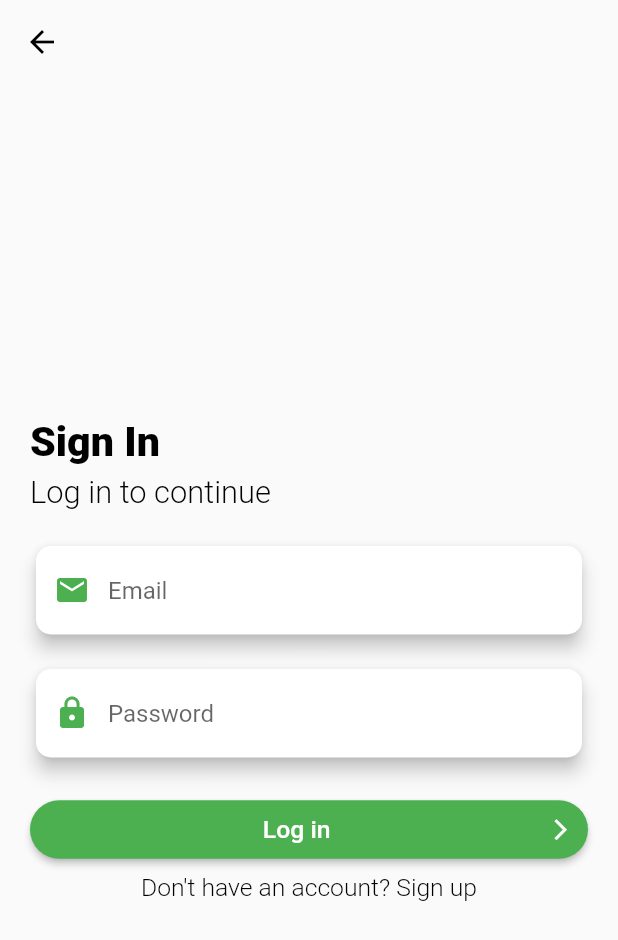
After one commit to Becca-Saka/Shared-Status-Downloader, a Flutter app: the screen it shows after launch, item 2 of the bottom bar chosen, after a tap on "Sign In", on a phone screen of 412 x 824 dp. The commit adds this screen. Shown: the top 940 px of the screen. Run offline on Flutter 3.47's test engine with Material 2 defaults, Android fonts, the light colour scheme and no system bars; our stand-ins replace cloud_firestore, firebase_auth, firebase_core, firebase_storage, image_gallery_saver, permission_handler and 3 more; missing offline and left inert: video_thumbnail, wc_flutter_share; accounts and stored records are empty.

Commit message:
added auth

```diff
--- a/lib/main.dart
+++ b/lib/main.dart
@@ -1,7 +1,10 @@
+import 'package:firebase_core/firebase_core.dart';
 import 'package:flutter/material.dart';
 import 'package:status_downloader/views/main/main_view.dart';
 
-void main() {
+void main() async {
+  WidgetsFlutterBinding.ensureInitialized();
+  await Firebase.initializeApp();
   runApp(MyApp());
 }
 
@@ -15,7 +18,7 @@ class MyApp extends StatelessWidget {
         primaryColor: Colors.green,
         visualDensity: VisualDensity.adaptivePlatformDensity,
       ),
-      darkTheme: ThemeData.dark(),
+      // darkTheme: ThemeData.dark(),
       home: MainView(),
     );
   }
--- /dev/null
+++ b/lib/services/authentication.dart
@@ -0,0 +1,163 @@
+import 'dart:async';
+import 'package:cloud_firestore/cloud_firestore.dart';
+// import 'package:fipple/auth/user_details.dart';
+import 'package:firebase_auth/firebase_auth.dart';
+// import 'package:google_sign_in/google_sign_in.dart';
+// import 'package:flutter_facebook_login/flutter_facebook_login.dart';
+
+
+
+class AuthService{
+  final FirebaseAuth _fireBaseAuth = FirebaseAuth.instance;
+  // final GoogleSignIn _googleSignIn = GoogleSignIn();
+  // final fbLog = FacebookLogin();
+  // void saveUser(UserDetails userDetails) {
+  //   Firestore.instance
+  //       .collection("Users")
+  //       .document(userDetails.uid)
+  //       .setData(userDetails.createMap());
+  // }
+
+  // Future<FirebaseUser> getCurrentUser() async {
+  //   FirebaseUser user = await _fireBaseAuth.();
+  //   return user;
+  // }
+
+  // Future<String> getUser() async {
+  //   FirebaseUser user = await _fireBaseAuth.currentUser();
+  //   return user.uid;
+  // }
+
+  // Future<void> sendEmailVerification() async {
+  //   FirebaseUser user = await _fireBaseAuth.currentUser();
+  //   user.sendEmailVerification();
+  // }
+
+  // Future<bool> isEmailVerified() async {
+  //   FirebaseUser user = await _fireBaseAuth.currentUser();
+  //   return user.isEmailVerified;
+  // }
+
+  // Future<void> changePassword(String password) async {
+  //   FirebaseUser user = await _fireBaseAuth.currentUser();
+  //   user.updatePassword(password).then((_) {
+  //     print('Password changed');
+  //   }).catchError((error) {
+  //     print('Password can\'t be changed' + error.toString());
+  //   });
+  //   return null;
+  // }
+
+  // Future<void> deleteUser() async {
+  //   FirebaseUser user = await _fireBaseAuth.currentUser();
+  //   user.delete().then((_) {
+  //     print('Done');
+  //   }).catchError((error) {
+  //     print('User can\'t be changed' + error.toString());
+  //   });
+  //   return null;
+  // }
+
+  Future<void> sendPasswordResetEmail(String email) async {
+    await _fireBaseAuth.sendPasswordResetEmail(email: email);
+    return null;
+  }
+
+  bool isSignIn() {
+    final firebaseUser =  _fireBaseAuth.currentUser;
+
+    return firebaseUser!=null;
+  }
+
+  Future<void> signUp(String email, String password) async {
+    try{
+     final result = await _fireBaseAuth.createUserWithEmailAndPassword(
+        email: email, password: password);
+
+      print(result);
+
+
+
+
+    }catch(e){
+
+
+    }
+
+    // UserUpdateInfo update  = UserUpdateInfo();
+    //  update.displayName = username;
+    //  await user.updateProfile(update);
+    //  await user.reload();
+    //  UserDetails userDetails = UserDetails(name: username,
+    //     uid: user.uid, email: user.email);
+    // return userDetails;
+  }
+
+  Future<String> signInUser(String email, String password) async {
+    FirebaseUser user;
+    String errorMessage;
+    //todo:handle try and catch(error messages generally)
+    try{
+      await _fireBaseAuth.signInWithEmailAndPassword(
+          email: email, password: password);
+      // user = await getCurrentUser();
+    }catch(error){
+      switch(error.code){
+        case "ERROR_INVALID_EMAIL":
+          errorMessage = "Invalid email";
+          break;
+      }
+    }
+
+    return user.uid;
+  }
+
+  Future<void> signOut() async => _fireBaseAuth.signOut();
+
+  // Future<UserDetails> fbSignin(BuildContext context) async {
+  //   final FacebookLoginResult result =
+  //   await fbLog.logIn(['email', 'public profile']);
+  //   final AuthCredential credential = FacebookAuthProvider.getCredential();
+
+  //   final AuthResult authResult = await _fireBaseAuth.signInWithCredential(
+  //       credential);
+  //   final FirebaseUser user = authResult.user;
+
+  //   UserDetails userDetails = UserDetails(name: user.displayName,
+  //       uid: user.uid, email: user.email, photoUrl: user.photoUrl);
+  //   return userDetails;
+  // }
+
+  // Future<void> signOutFacebook() async {
+  //   await fbLog.logOut();
+  // }
+
+  // Future<UserDetails> signWithGoogle() async {
+  //   final GoogleSignInAccount googleSignInAccount = await _googleSignIn.signIn();
+  //   final GoogleSignInAuthentication googleSignInAuthentication =
+  //   await googleSignInAccount.authentication;
+  //   final AuthCredential credential = GoogleAuthProvider.getCredential(
+  //       idToken: googleSignInAuthentication.idToken,
+  //       accessToken: googleSignInAuthentication.accessToken);
+  //   final AuthResult authResult = await _fireBaseAuth.signInWithCredential(
+  //       credential);
+  //   final FirebaseUser user = authResult.user;
+
+
+  //   assert(!user.isAnonymous);
+  //   assert(await user.getIdToken() != null);
+
+  //   final FirebaseUser currentUser = await _fireBaseAuth.currentUser();
+  //   assert(user.uid == currentUser.uid);
+  //   UserDetails userDetails = UserDetails(name: user.displayName,
+  //       uid: user.uid, email: user.email, photoUrl: user.photoUrl);
+  //   return userDetails;
+  // }
+
+  // Future<void> signOutGoogle() async {
+  //   await _googleSignIn.signOut();
+  // }
+
+
+
+}
--- a/lib/views/main/main_view.dart
+++ b/lib/views/main/main_view.dart
@@ -21,12 +21,21 @@ class MainView extends StatelessWidget {
     return ViewModelBuilder<MainViewModel>.reactive(
       builder: (context,model, child){
         return Scaffold(
+           appBar: AppBar(
+            title: Text('Shared Status Downloader'),
+            actions: <Widget>[
+              IconButton(
+                icon: Icon(Icons.lightbulb_outline),
+                onPressed: (){},
+              ),
+            ],
+          ),
           body: _screens[model.currentIndex],
           bottomNavigationBar: BottomNavigationBar(
             onTap: model.changeIndex,
             currentIndex: model.currentIndex,
             items: [
-            BottomNavigationBarItem(icon: Icon(Icons.phone),
+            BottomNavigationBarItem(icon: Icon(Icons.phone_android),
             title: Text('Local')),
 
             BottomNavigationBarItem(icon: Icon(Icons.folder_shared),
--- a/lib/views/main/main_viewmodel.dart
+++ b/lib/views/main/main_viewmodel.dart
@@ -1,5 +1,6 @@
 
 import 'package:stacked/stacked.dart';
+import 'package:status_downloader/services/authentication.dart';
 class MainViewModel extends BaseViewModel{
  int currentIndex = 0;
  changeIndex(int index){
@@ -7,4 +8,5 @@ class MainViewModel extends BaseViewModel{
    notifyListeners();
 
  }
+
 }
--- a/lib/views/previewers/image_preview.dart
+++ b/lib/views/previewers/image_preview.dart
@@ -3,7 +3,7 @@ import 'dart:async';
 
 import 'package:flutter/material.dart';
 import 'package:stacked/stacked.dart';
-import 'file:///C:/Users/TSP/FlutterProjects/status_downloader/lib/views/home/home_viewmodel.dart';
+import 'package:status_downloader/views/home/home_viewmodel.dart';
 
 class ImagesPreview extends StatelessWidget {
   final String imagePath;
@@ -55,7 +55,8 @@ class ImagesPreview extends StatelessWidget {
                       Expanded(
                         child: IconButton(icon: Icon(Icons.cloud_upload),
                        onPressed: (){
-
+                         model.uploadFile(imagePath, true);
+                        // print(imagePath);
                        }),
                      ),
 
--- a/lib/views/previewers/video_preview.dart
+++ b/lib/views/previewers/video_preview.dart
@@ -5,7 +5,7 @@ import 'dart:typed_data';
 import 'package:flutter/material.dart';
 import 'package:flutter/services.dart';
 import 'package:stacked/stacked.dart';
-import 'file:///C:/Users/TSP/FlutterProjects/status_downloader/lib/views/home/home_viewmodel.dart';
+import 'package:status_downloader/views/home/home_viewmodel.dart';
 import 'package:status_downloader/views/widgets/play_pause_overlay.dart';
 import 'package:video_player/video_player.dart';
 
@@ -99,7 +99,7 @@ class VideosPreview extends StatelessWidget {
                      Expanded(
                         child: IconButton(icon: Icon(Icons.cloud_upload),
                        onPressed: (){
-
+                         model.uploadFile(videoPath, false);
                        }),
                      ),
 
--- a/lib/views/shared/shared_view.dart
+++ b/lib/views/shared/shared_view.dart
@@ -1,18 +1,18 @@
 import 'dart:io';
+import 'package:flutter/cupertino.dart';
 import 'package:flutter/material.dart';
 import 'package:stacked/stacked.dart';
+import 'package:status_downloader/views/signin/signin_view.dart';
 import 'shared_viewmodel.dart';
 
 class SharedView extends StatelessWidget {
   @override
   Widget build(BuildContext context) {
+    final width = MediaQuery.of(context).size.width;
     return ViewModelBuilder<SharedViewModel>.nonReactive(
       builder: (context, model, child){
         return Scaffold(
-          appBar: AppBar(
-            title: Text('Shared with you'),
-            ),
-          body: Column(
+          body: model.isSignedIn?  Column(
             children: <Widget>[
             Row(
               children: <Widget>[
@@ -55,6 +55,42 @@ class SharedView extends StatelessWidget {
                   Expanded(child: Center(child: Text('No videos found'))),
               ),
             ],
+          ):Column(
+            mainAxisAlignment: MainAxisAlignment.center,
+            children: <Widget>[
+              Text('You need to sign in to use this feature',
+              style:  TextStyle(fontSize:  width/20,
+               fontWeight: FontWeight.w300,  color: Colors.black)),
+
+              SizedBox(height: 15,),
+              Padding(
+                padding: const EdgeInsets.symmetric(
+                  horizontal: 30
+                ),
+                child:InkWell(
+                    onTap: (){
+                      Navigator.push(context, CupertinoPageRoute(builder: (context)=>
+                    SignInView()));
+                    },
+                    child: Container(
+                    decoration: BoxDecoration(
+
+                    color: Colors.green,
+                    borderRadius: BorderRadius.circular(5)
+
+                    ),
+                    height: 50,
+                    child: InkWell(
+                            onTap: (){
+                              Navigator.push(context, CupertinoPageRoute(builder: (context)=>
+                            SignInView()));
+                            },
+                            child: Center(child: Text('Sign In')),
+                          ),
+                  ),
+                ),
+              ),
+            ],
           ),
         );
       },
--- a/lib/views/shared/shared_viewmodel.dart
+++ b/lib/views/shared/shared_viewmodel.dart
@@ -1,4 +1,5 @@
 import 'package:stacked/stacked.dart';
+import 'package:status_downloader/services/authentication.dart';
 
 class SharedViewModel extends BaseViewModel{
   String value = 'Images';
@@ -11,6 +12,10 @@ class SharedViewModel extends BaseViewModel{
   List<String> get videoList => _videoList;
   List<String> _videoList = [];
 
+  AuthService _authService = AuthService() ;
+  bool get isSignedIn => _authService.isSignIn();
+
+
   changeValue(newValue){
     value = newValue;
     notifyListeners();
--- /dev/null
+++ b/lib/views/signin/signin_view.dart
@@ -0,0 +1,107 @@
+import 'package:flutter/cupertino.dart';
+import 'package:flutter/material.dart';
+import 'package:stacked/stacked.dart';
+import 'package:status_downloader/views/signup/signup_view.dart';
+import 'package:status_downloader/views/widget.dart';
+import 'signin_viewmodel.dart';
+
+class SignInView extends StatelessWidget {
+  final emailController = TextEditingController();
+  final passwordController = TextEditingController();
+  @override
+  Widget build(BuildContext context) {
+    final width = MediaQuery.of(context).size.width;
+    return ViewModelBuilder<SignInViewModel>.reactive(
+      builder: (context, model, child){
+        return Scaffold(
+          appBar: AppBar(
+            backgroundColor: Theme.of(context).scaffoldBackgroundColor,
+            elevation: 0.0,
+            leading: Icon(Icons.arrow_back, color: Colors.black,),
+          ),
+
+          body: Container(
+
+            child: Padding(
+              padding:  EdgeInsets.symmetric(
+                horizontal: 20
+              ),
+              child: Column(
+                mainAxisAlignment: MainAxisAlignment.center,
+                crossAxisAlignment: CrossAxisAlignment.start,
+                children: <Widget>[
+
+                    Text('Sign In',
+                    style:  TextStyle(
+                      fontSize:  width/15,
+                      fontWeight: FontWeight.w800,
+                      color: Colors.black),),
+                    SizedBox(height: 5,),
+                    Text('Log in to continue',
+                    style:  TextStyle(fontSize:  width/20, fontWeight: FontWeight.w300,  color: Colors.black)),
+
+                  SizedBox(height: 20,),
+                   textViewCard('Email',
+                   emailController,
+                    Icon(Icons.email, color: Colors.green,),
+                     TextInputType.emailAddress,),
+                  SizedBox(height: 15,),
+                  textViewCard('Password',
+                  passwordController,
+                    Icon(Icons.lock, color: Colors.green,),
+                     TextInputType.visiblePassword,),
+                  SizedBox(height: 20,),
+                  RaisedButton(
+                    shape: RoundedRectangleBorder(
+                      borderRadius: BorderRadius.circular(30)
+                    ),
+                    padding: EdgeInsets.symmetric(
+                      vertical: 10, horizontal: 10
+                    ),
+                    color: Colors.green,
+                    onPressed: () async{
+                    await model.doSignIn(emailController.text, passwordController.text)
+                      .whenComplete(() => Navigator.pop(context));
+                    },
+                    child: Center(
+                      child: Row(
+
+                        children: <Widget>[
+                          Expanded(
+                             child: Center(
+                               child: Text('Log in', style: TextStyle(
+                                color: Colors.white,
+                                fontSize:  width/25,
+                            ),),
+                             ),
+                          ),
+                           SizedBox(height: 5,),
+                          Icon(Icons.arrow_forward_ios, color: Colors.white,size: width/25,)
+                        ],
+                      ),
+                    ),
+                  ),
+                   SizedBox(height: 5,),
+                  Center(
+                    child: InkWell(
+                      onTap: (){
+                         Navigator.push(context, CupertinoPageRoute(builder: (context)=>
+                  SignUpView()));
+
+                      },
+                              child: Text('Don\'t have an account? Sign up',
+                      style:  TextStyle(fontSize:  width/25, fontWeight: FontWeight.w300,  color: Colors.black)),
+                    ),
+                  ),
+
+
+                ],
+              ),
+            ),
+          ),
+
+        );
+      },
+      viewModelBuilder: ()=> SignInViewModel());
+  }
+}
--- /dev/null
+++ b/lib/views/signin/signin_viewmodel.dart
@@ -0,0 +1,14 @@
+import 'package:stacked/stacked.dart';
+import 'package:status_downloader/services/authentication.dart';
+
+class SignInViewModel extends BaseViewModel{
+  AuthService _authService = AuthService() ;
+
+
+  Future doSignIn(email, password) async{
+   await _authService.signInUser(email, password);
+
+  }
+
+
+}
--- /dev/null
+++ b/lib/views/signup/signup_viewmodel.dart
@@ -0,0 +1,13 @@
+import 'package:stacked/stacked.dart';
+import 'package:status_downloader/services/authentication.dart';
+
+class SignUpViewModel extends BaseViewModel{
+  AuthService _authService = AuthService() ;
+
+
+  Future doSignUp(email, password) async{
+   await _authService.signUp(email, password);
+
+  }
+
+}
--- /dev/null
+++ b/lib/views/widget.dart
@@ -0,0 +1,30 @@
+
+
+import 'package:flutter/material.dart';
+
+Widget textViewCard( String hintText, TextEditingController controller, Icon prefixIcon,
+ TextInputType textInputType,) => Card(
+   elevation: 5,
+   shape: RoundedRectangleBorder(
+    borderRadius: BorderRadius.circular(10)
+  ),
+  child: TextField(
+    controller: controller,
+    keyboardType: textInputType,
+    decoration: InputDecoration(
+       focusedBorder: OutlineInputBorder(
+        borderRadius: BorderRadius.circular(10),
+        borderSide: BorderSide(
+          color: Colors.green
+        )
+      ),
+      enabledBorder: OutlineInputBorder(
+        borderRadius: BorderRadius.circular(10),
+        borderSide: BorderSide(
+          color: Colors.transparent
+        )
+      ),
+      hintText: hintText,
+      prefixIcon: prefixIcon
+    ),
+  ),);
--- a/pubspec.yaml
+++ b/pubspec.yaml
@@ -38,11 +38,16 @@ dependencies:
   video_thumbnail: ^0.2.2
   wc_flutter_share: ^0.2.2
 
+### Online storage, sharing and authetication
 
+##Firebase
+
+  firebase_core: ^0.5.0
   firebase_storage: ^4.0.0
   cloud_firestore: ^0.14.0+2
   cloud_functions: ^0.6.0
   firebase_dynamic_links: ^0.6.0
+  firebase_auth: ^0.18.0+1
 
 
 dev_dependencies:
```
Also changed, not shown: lib/services/firebase_service.dart (added, +50 -0 lines), lib/views/home/home_view.dart (+1 -21 lines), lib/views/home/home_viewmodel.dart (+17 -2 lines), lib/views/signup/signup_view.dart (added, +104 -0 lines), pubspec.lock, 2 other files.
